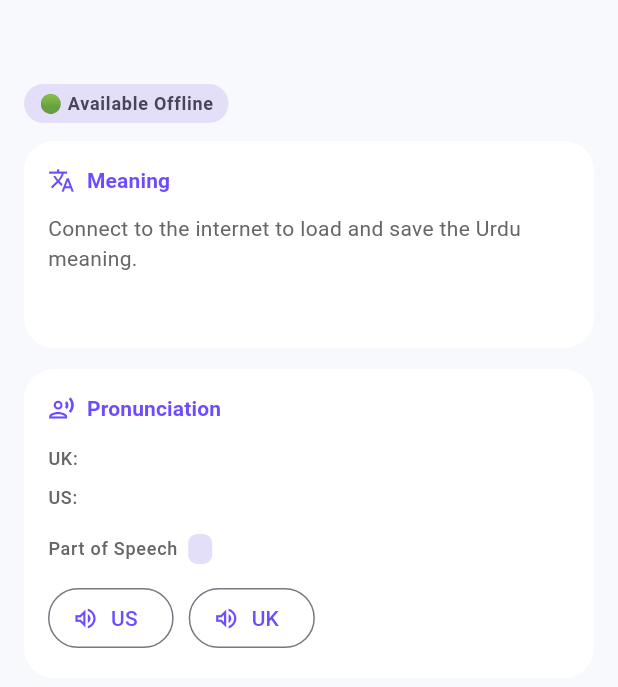
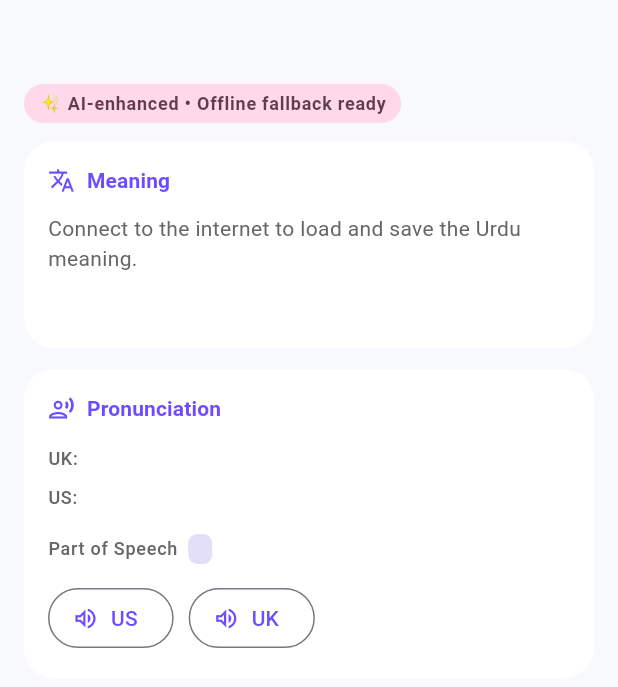
Before and after one commit to ismail53101/Lexiora, a Flutter app: the _ProfileView widget shown alone on an empty page, opened directly with empty values, on a phone screen of 412 x 824 dp. Shown: the top 687 px of the screen. Run offline on Flutter 3.47's test engine with Material 3 defaults, Android fonts, the phone set to English and light mode, and no system bars; our stand-ins replace drift, drift_flutter, equatable, flutter_animate, flutter_local_notifications, flutter_riverpod and 10 more; missing offline and left inert: gpt_markdown, pdfrx; accounts and stored records are empty; generated files the repository leaves out were written again.

Commit message:
Add direct AI-first dictionary lookup with offline fallback

```diff
--- a/lib/modules/dictionary/domain/entities/word_profile.dart
+++ b/lib/modules/dictionary/domain/entities/word_profile.dart
@@ -27,6 +27,80 @@ class WordUsage extends Equatable {
 
   @override
   List<Object?> get props => <Object?>[context, english, urdu];
+}
+
+/// Structured content returned by the direct AI dictionary lookup.
+///
+/// It is kept separate from curated [ExamWordData] so an AI failure never
+/// damages or overwrites the bundled offline content.
+class AiWordProfile extends Equatable {
+  const AiWordProfile({
+    required this.word,
+    this.englishDefinition,
+    this.urduMeanings = const <String>[],
+    this.partOfSpeech,
+    this.synonyms = const <String>[],
+    this.antonyms = const <String>[],
+    this.exampleSentence,
+    this.collocations = const <String>[],
+    this.examNote,
+  });
+
+  factory AiWordProfile.fromJson(Map<String, dynamic> json) => AiWordProfile(
+        word: json['word']?.toString() ?? '',
+        englishDefinition: _text(json['englishDefinition']),
+        urduMeanings: _strings(json['urduMeanings']),
+        partOfSpeech: _text(json['partOfSpeech']),
+        synonyms: _strings(json['synonyms']),
+        antonyms: _strings(json['antonyms']),
+        exampleSentence: _text(json['exampleSentence']),
+        collocations: _strings(json['collocations']),
+        examNote: _text(json['examNote']),
+      );
+
+  final String word;
+  final String? englishDefinition;
+  final List<String> urduMeanings;
+  final String? partOfSpeech;
+  final List<String> synonyms;
+  final List<String> antonyms;
+  final String? exampleSentence;
+  final List<String> collocations;
+  final String? examNote;
+
+  bool get hasContent =>
+      englishDefinition != null ||
+      urduMeanings.isNotEmpty ||
+      synonyms.isNotEmpty ||
+      antonyms.isNotEmpty ||
+      exampleSentence != null;
+
+  @override
+  List<Object?> get props => <Object?>[
+        word,
+        englishDefinition,
+        urduMeanings,
+        partOfSpeech,
+        synonyms,
+        antonyms,
+        exampleSentence,
+        collocations,
+        examNote,
+      ];
+
+  static String? _text(Object? value) {
+    final String text = value?.toString().trim() ?? '';
+    return text.isEmpty ? null : text;
+  }
+
+  static List<String> _strings(Object? value) {
+    if (value is! List) return const <String>[];
+    return value
+        .map((Object? item) => item?.toString().trim() ?? '')
+        .where((String item) => item.isNotEmpty)
+        .take(8)
+        .toList(growable: false);
+  }
 }
 
 /// Curated, exam-oriented content for a word (from the bundled exam pack).
@@ -103,6 +177,7 @@ class WordProfile extends Equatable {
     this.exam,
     this.base,
     this.relatedWords = const <String>[],
+    this.ai,
   });
 
   final String word;
@@ -110,6 +185,7 @@ class WordProfile extends Equatable {
   final ExamWordData? exam;
   final WordDetails? base;
   final List<String> relatedWords;
+  final AiWordProfile? ai;
 
   /// True when the word exists in any local data set (base or curated).
   bool get existsLocally => base != null || exam != null;
@@ -120,16 +196,28 @@ class WordProfile extends Equatable {
 
   /// English definition: curated first, then the base primary sense.
   String? get englishDefinition =>
-      exam?.englishDefinition ?? base?.primary?.meaning;
+      ai?.englishDefinition ?? exam?.englishDefinition ?? base?.primary?.meaning;
 
   /// Pronunciation (IPA): curated first, then the base IPA when present.
   String? get pronunciation => exam?.pronunciation ?? base?.ipaPronunciation;
 
   /// Part of speech: curated first, then the base primary sense.
   String? get partOfSpeech =>
-      exam?.partOfSpeech ?? base?.primary?.partOfSpeech;
+      ai?.partOfSpeech ?? exam?.partOfSpeech ?? base?.primary?.partOfSpeech;
+
+  List<String> get synonyms =>
+      ai?.synonyms.isNotEmpty == true ? ai!.synonyms : exam?.synonyms ?? const <String>[];
+
+  List<String> get antonyms =>
+      ai?.antonyms.isNotEmpty == true ? ai!.antonyms : exam?.antonyms ?? const <String>[];
+
+  List<String> get collocations => ai?.collocations.isNotEmpty == true
+      ? ai!.collocations
+      : exam?.collocations ?? const <String>[];
+
+  String? get examNote => ai?.examNote ?? exam?.examNote;
 
   @override
   List<Object?> get props =>
-      <Object?>[word, wordLower, exam, base, relatedWords];
+      <Object?>[word, wordLower, exam, base, relatedWords, ai];
 }
--- a/lib/modules/dictionary/domain/usecases/get_word_profile.dart
+++ b/lib/modules/dictionary/domain/usecases/get_word_profile.dart
@@ -3,6 +3,7 @@ import 'package:lexiora/core/utils/guard.dart';
 import 'package:lexiora/core/utils/typedefs.dart';
 import 'package:lexiora/modules/dictionary/domain/entities/dictionary_entry.dart';
 import 'package:lexiora/modules/dictionary/domain/entities/word_profile.dart';
+import 'package:lexiora/modules/dictionary/data/services/ai_dictionary_service.dart';
 import 'package:lexiora/modules/dictionary/domain/repositories/dictionary_repository.dart';
 
 /// Aggregates the fully-offline parts of a word's profile: the curated exam
@@ -10,9 +11,10 @@ import 'package:lexiora/modules/dictionary/domain/repositories/dictionary_reposi
 /// words. Urdu meanings (hybrid) and the bookmark state are supplied by their
 /// own reactive providers, so this stays fast and network-free.
 class GetWordProfile implements UseCase<WordProfile, String> {
-  const GetWordProfile(this._repo);
+  const GetWordProfile(this._repo, [this._ai]);
 
   final DictionaryRepository _repo;
+  final AiDictionaryService? _ai;
 
   @override
   ResultFuture<WordProfile> call(String wordLower) => guard(() async {
@@ -20,12 +22,14 @@ class GetWordProfile implements UseCase<WordProfile, String> {
         final ExamWordData? exam = await _repo.examData(wl);
         final WordDetails? base = await _repo.wordDetails(wl);
         final List<String> related = await _repo.relatedWords(wl);
+        final AiWordProfile? ai = await _ai?.define(wl);
         return WordProfile(
           word: exam?.word ?? base?.word ?? wordLower,
           wordLower: wl,
           exam: exam,
           base: base,
           relatedWords: related,
+          ai: ai?.hasContent == true ? ai : null,
         );
       });
 }
--- a/lib/modules/dictionary/presentation/pages/word_details_page.dart
+++ b/lib/modules/dictionary/presentation/pages/word_details_page.dart
@@ -114,20 +114,20 @@ class _WordDetailsPageState extends ConsumerState<WordDetailsPage> {
     if (pron != null && pron.isNotEmpty) b.writeln('Pronunciation: $pron');
     final String? pos = p.partOfSpeech;
     if (pos != null && pos.isNotEmpty) b.writeln('Part of speech: $pos');
-    if (e != null) {
-      if (e.synonyms.isNotEmpty) b.writeln('Synonyms: ${e.synonyms.join(', ')}');
-      if (e.antonyms.isNotEmpty) b.writeln('Antonyms: ${e.antonyms.join(', ')}');
+    if (e != null || p.ai != null) {
+      if (p.synonyms.isNotEmpty) b.writeln('Synonyms: ${p.synonyms.join(', ')}');
+      if (p.antonyms.isNotEmpty) b.writeln('Antonyms: ${p.antonyms.join(', ')}');
       // Same filtered resolution as the Usage card, so copy matches display.
       final WordUsage? u = _ProfileView._resolveUsage(p);
       if (u != null) {
         b.writeln('Usage (${u.context}): ${u.english}');
         if (u.urdu.isNotEmpty) b.writeln(u.urdu);
       }
-      if (e.collocations.isNotEmpty) {
-        b.writeln('Collocations: ${e.collocations.join(', ')}');
+      if (p.collocations.isNotEmpty) {
+        b.writeln('Collocations: ${p.collocations.join(', ')}');
       }
-      if (e.examNote != null && e.examNote!.isNotEmpty) {
-        b.writeln('Exam note: ${e.examNote}');
+      if (p.examNote != null && p.examNote!.isNotEmpty) {
+        b.writeln('Exam note: ${p.examNote}');
       }
     }
     return b.toString().trim();
@@ -209,6 +209,7 @@ class _ProfileView extends StatelessWidget {
         _OfflineStatusBadge(
           wordLower: profile.wordLower,
           hasCuratedUrdu: hasCuratedUrdu,
+          aiAvailable: profile.ai != null,
         ),
         const SizedBox(height: 12),
 
@@ -222,6 +223,7 @@ class _ProfileView extends StatelessWidget {
               _UrduBlock(
                 wordLower: profile.wordLower,
                 curated: e?.urduMeanings ?? const <String>[],
+                aiMeanings: profile.ai?.urduMeanings ?? const <String>[],
               ),
               if (profile.englishDefinition != null) ...<Widget>[
                 const SizedBox(height: 12),
@@ -249,18 +251,18 @@ class _ProfileView extends StatelessWidget {
           ),
 
         // 4) Synonyms & Antonyms.
-        if (e != null && (e.synonyms.isNotEmpty || e.antonyms.isNotEmpty))
+        if (profile.synonyms.isNotEmpty || profile.antonyms.isNotEmpty)
           _Section(
             icon: Icons.swap_horiz,
             title: 'Synonyms & Antonyms',
             child: Column(
               crossAxisAlignment: CrossAxisAlignment.start,
               children: <Widget>[
-                if (e.synonyms.isNotEmpty)
-                  _ChipGroup(label: 'Synonyms', items: e.synonyms),
-                if (e.antonyms.isNotEmpty) ...<Widget>[
+                if (profile.synonyms.isNotEmpty)
+                  _ChipGroup(label: 'Synonyms', items: profile.synonyms),
+                if (profile.antonyms.isNotEmpty) ...<Widget>[
                   const SizedBox(height: 12),
-                  _ChipGroup(label: 'Antonyms', items: e.antonyms, tonal: false),
+                  _ChipGroup(label: 'Antonyms', items: profile.antonyms, tonal: false),
                 ],
               ],
             ),
@@ -272,11 +274,11 @@ class _ProfileView extends StatelessWidget {
           _UsageSection(word: profile.displayWord, usage: usage),
 
         // 6) Common Collocations.
-        if (e != null && e.collocations.isNotEmpty)
+        if (profile.collocations.isNotEmpty)
           _Section(
             icon: Icons.link,
             title: 'Common Collocations',
-            child: _ChipGroup(label: '', items: e.collocations),
+            child: _ChipGroup(label: '', items: profile.collocations),
           ),
 
         // 7) Word Forms / Related Words (merged, family only).
@@ -306,12 +308,12 @@ class _ProfileView extends StatelessWidget {
           ),
 
         // 9) Exam Note.
-        if (e != null && e.examNote != null && e.examNote!.isNotEmpty)
+        if (profile.examNote != null && profile.examNote!.isNotEmpty)
           _Section(
             icon: Icons.lightbulb_outline,
             title: 'Exam Note',
             accent: theme.colorScheme.tertiary,
-            child: Text(e.examNote!,
+            child: Text(profile.examNote!,
                 style: theme.textTheme.bodyLarge?.copyWith(height: 1.4)),
           ),
 
@@ -342,10 +344,14 @@ class _ProfileView extends StatelessWidget {
     if (curated != null) return curated;
 
     final String? example = profile.base?.primary?.exampleSentence;
-    if (example == null || example.trim().isEmpty) return null;
+    final String? aiExample = profile.ai?.exampleSentence;
+    final String? selected = aiExample?.trim().isNotEmpty == true
+        ? aiExample
+        : example;
+    if (selected == null || selected.trim().isEmpty) return null;
     return validatedUsage(
       profile.wordLower,
-      WordUsage(context: 'Usage', english: example.trim(), urdu: ''),
+      WordUsage(context: aiExample != null ? 'AI example' : 'Usage', english: selected.trim(), urdu: ''),
     );
   }
 
@@ -472,10 +478,12 @@ class _OfflineStatusBadge extends ConsumerWidget {
   const _OfflineStatusBadge({
     required this.wordLower,
     required this.hasCuratedUrdu,
+    required this.aiAvailable,
   });
 
   final String wordLower;
   final bool hasCuratedUrdu;
+  final bool aiAvailable;
 
   @override
   Widget build(BuildContext context, WidgetRef ref) {
@@ -490,10 +498,14 @@ class _OfflineStatusBadge extends ConsumerWidget {
           );
     }
     final ThemeData theme = Theme.of(context);
-    final Color bg = online
+    final Color bg = aiAvailable
+        ? theme.colorScheme.tertiaryContainer
+        : online
         ? theme.colorScheme.tertiaryContainer
         : theme.colorScheme.secondaryContainer;
-    final Color fg = online
+    final Color fg = aiAvailable
+        ? theme.colorScheme.onTertiaryContainer
+        : online
         ? theme.colorScheme.onTertiaryContainer
         : theme.colorScheme.onSecondaryContainer;
     return Align(
@@ -505,7 +517,11 @@ class _OfflineStatusBadge extends ConsumerWidget {
           borderRadius: BorderRadius.circular(20),
         ),
         child: Text(
-          online ? '🌐 Retrieved Online • Saved Offline' : '🟢 Available Offline',
+          aiAvailable
+              ? '✨ AI-enhanced • Offline fallback ready'
+              : online
+                  ? '🌐 Retrieved Online • Saved Offline'
+                  : '🟢 Available Offline',
           style: theme.textTheme.labelMedium
               ?.copyWith(color: fg, fontWeight: FontWeight.w600),
         ),
@@ -517,15 +533,19 @@ class _OfflineStatusBadge extends ConsumerWidget {
 /// Renders the Urdu meaning(s): the curated ordered list when available, else
 /// the hybrid (offline-first, cached online fallback) result.
 class _UrduBlock extends ConsumerWidget {
-  const _UrduBlock({required this.wordLower, required this.curated});
+  const _UrduBlock({required this.wordLower, required this.curated, required this.aiMeanings});
 
   final String wordLower;
   final List<String> curated;
+  final List<String> aiMeanings;
 
   @override
   Widget build(BuildContext context, WidgetRef ref) {
     if (curated.isNotEmpty) {
       return _urduList(context, curated);
+    }
+    if (aiMeanings.isNotEmpty) {
+      return _urduList(context, aiMeanings);
     }
     final AsyncValue<TranslationOutcome> async =
         ref.watch(hybridTranslationProvider((word: wordLower, lang: 'ur')));
--- a/lib/modules/dictionary/presentation/providers/dictionary_providers.dart
+++ b/lib/modules/dictionary/presentation/providers/dictionary_providers.dart
@@ -5,6 +5,7 @@ import 'package:lexiora/core/usecase/usecase.dart';
 import 'package:lexiora/core/utils/result.dart';
 import 'package:lexiora/modules/dictionary/data/dictionary_seeder.dart';
 import 'package:lexiora/modules/dictionary/data/exam_words_seeder.dart';
+import 'package:lexiora/modules/dictionary/data/services/ai_dictionary_service.dart';
 import 'package:lexiora/modules/dictionary/domain/entities/dictionary_entry.dart';
 import 'package:lexiora/modules/dictionary/domain/entities/word_profile.dart';
 import 'package:lexiora/modules/dictionary/domain/repositories/dictionary_repository.dart';
@@ -90,7 +91,10 @@ final Provider<ExamWordsSeeder> examWordsSeederProvider =
 
 final Provider<GetWordProfile> getWordProfileProvider =
     Provider<GetWordProfile>(
-  (Ref ref) => GetWordProfile(ref.watch(dictionaryRepositoryProvider)),
+  (Ref ref) => GetWordProfile(
+    ref.watch(dictionaryRepositoryProvider),
+    sl<AiDictionaryService>(),
+  ),
 );
 
 /// Aggregated, offline word profile: curated exam data + base senses + derived
```
Also changed, not shown: lib/modules/ai_assistant/ai_assistant_module.dart (+7 -0 lines), lib/modules/dictionary/data/services/ai_dictionary_service.dart (added, +78 -0 lines).
